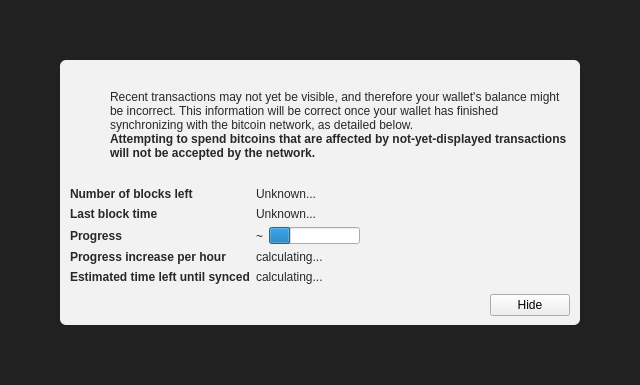
The window that src/qt/forms/modaloverlay.ui (MarceloInc/Feathercoin) describes before a commit, drawn with Qt 5.
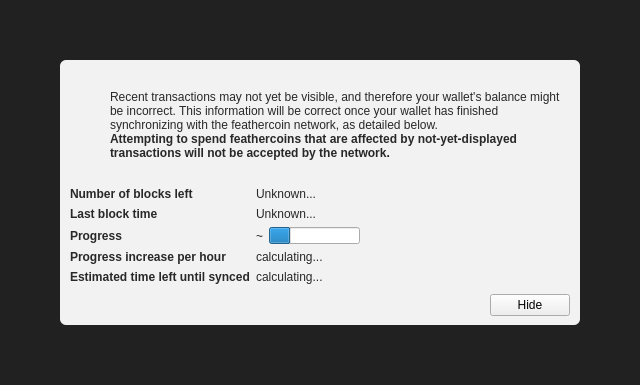
The same window after the commit. Icons and pictures are not drawn. Custom widgets are drawn as their Qt base class.

Commit message: initial pull from Bitcoin and replace bitcoin with feathercoin

```diff
--- a/src/qt/forms/modaloverlay.ui
+++ b/src/qt/forms/modaloverlay.ui
@@ -130,7 +130,7 @@
              <item>
               <widget class="QLabel" name="infoText">
                <property name="text">
-                <string>Recent transactions may not yet be visible, and therefore your wallet's balance might be incorrect. This information will be correct once your wallet has finished synchronizing with the bitcoin network, as detailed below.</string>
+                <string>Recent transactions may not yet be visible, and therefore your wallet's balance might be incorrect. This information will be correct once your wallet has finished synchronizing with the feathercoin network, as detailed below.</string>
                </property>
                <property name="textFormat">
                 <enum>Qt::RichText</enum>
@@ -149,7 +149,7 @@
                 </font>
                </property>
                <property name="text">
-                <string>Attempting to spend bitcoins that are affected by not-yet-displayed transactions will not be accepted by the network.</string>
+                <string>Attempting to spend feathercoins that are affected by not-yet-displayed transactions will not be accepted by the network.</string>
                </property>
                <property name="textFormat">
                 <enum>Qt::RichText</enum>
```
The commit also changes 567 other files.
